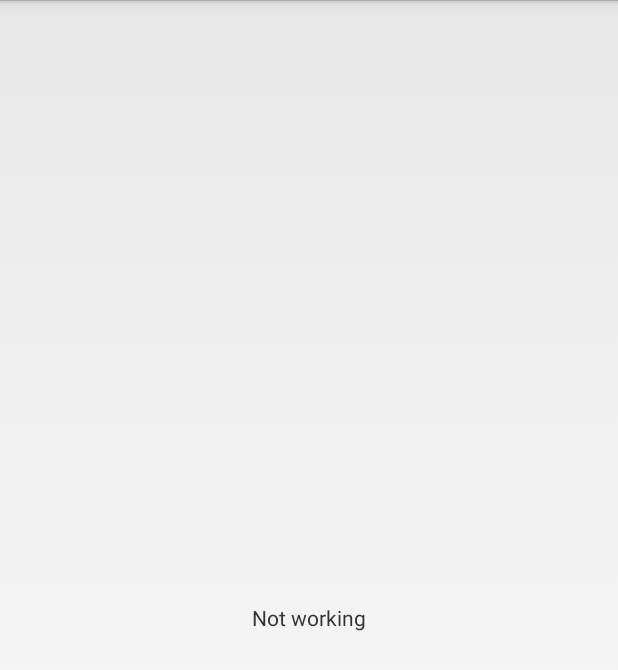
After one commit to tttro/projektityokurssi, an Android app: the DetailsActivity screen opened directly, with no data from a screen before it, on a phone screen of 412 x 824 dp. The commit adds this screen. Shown: the top 670 px of the screen. Run offline under Robolectric (Android 15) with nearby library versions, the phone set to English and light mode, and no system bars.

Commit message:
Objects are transferred with detail-button click

```diff
--- /dev/null
+++ b/mobile/LBDMobileClient/app/src/main/java/fi/lbd/mobile/DetailsActivity.java
@@ -0,0 +1,50 @@
+package fi.lbd.mobile;
+
+import android.app.Activity;
+import android.content.Intent;
+import android.os.Bundle;
+import android.view.Menu;
+import android.view.MenuItem;
+import android.widget.TextView;
+
+import fi.lbd.mobile.mapobjects.MapObject;
+
+
+public class DetailsActivity extends Activity {
+
+    @Override
+    protected void onCreate(Bundle savedInstanceState) {
+        super.onCreate(savedInstanceState);
+        setContentView(R.layout.activity_details);
+        Intent i = this.getIntent();
+        MapObject o = (MapObject)i.getSerializableExtra("selectedObject");
+
+        if(o != null) {
+            TextView text = (TextView) findViewById(R.id.detailsText);
+            text.setText("This is a detail view for object    " + o.getId());
+        }
+        else {
+            TextView text = (TextView) findViewById(R.id.detailsText);
+            text.setText("Not working");
+        }
+    }
+
+    @Override
+    public boolean onCreateOptionsMenu(Menu menu) {
+        // Inflate the menu; this adds items to the action bar if it is present.
+        getMenuInflater().inflate(R.menu.details, menu);
+        return true;
+    }
+
+    @Override
+    public boolean onOptionsItemSelected(MenuItem item) {
+        // Handle action bar item clicks here. The action bar will
+        // automatically handle clicks on the Home/Up button, so long
+        // as you specify a parent activity in AndroidManifest.xml.
+        int id = item.getItemId();
+        if (id == R.id.action_settings) {
+            return true;
+        }
+        return super.onOptionsItemSelected(item);
+    }
+}
--- a/mobile/LBDMobileClient/app/src/main/java/fi/lbd/mobile/fragments/ObjectListFragment.java
+++ b/mobile/LBDMobileClient/app/src/main/java/fi/lbd/mobile/fragments/ObjectListFragment.java
@@ -90,13 +90,15 @@ public class ObjectListFragment extends ListFragment {
 	@Override
     public void onListItemClick(ListView l, View v, int position, long id) {
         //SelectionManager.get().setSelection(this.adapter.get(position));
-        notifyClickListeners(this.adapter.get(position));
+        notifyClickListeners((MapObject)this.adapter.getGroup(position));
 	}
 
     @Subscribe
     public void onEvent(ReturnNearObjectsEvent event) {
         this.adapter.clear();
-        this.adapter.addAll(event.getMapObjects());
+        if (event.getMapObjects() != null) {
+            this.adapter.addAll(event.getMapObjects());
+        }
         this.getListView().requestLayout();
     }
 
--- /dev/null
+++ b/mobile/LBDMobileClient/app/src/main/res/layout/activity_details.xml
@@ -0,0 +1,20 @@
+<RelativeLayout xmlns:android="http://schemas.android.com/apk/res/android"
+    xmlns:tools="http://schemas.android.com/tools"
+    android:layout_width="match_parent"
+    android:layout_height="match_parent"
+    android:paddingLeft="@dimen/activity_horizontal_margin"
+    android:paddingRight="@dimen/activity_horizontal_margin"
+    android:paddingTop="@dimen/activity_vertical_margin"
+    android:paddingBottom="@dimen/activity_vertical_margin"
+    tools:context="fi.lbd.mobile.DetailsActivity">
+
+    <TextView
+        android:id="@+id/detailsText"
+        android:text="This is a detail view"
+        android:layout_width="wrap_content"
+        android:layout_height="wrap_content"
+        android:layout_gravity="center"
+        android:layout_centerVertical="true"
+        android:layout_centerHorizontal="true" />
+
+</RelativeLayout>
--- /dev/null
+++ b/mobile/LBDMobileClient/app/src/main/res/menu/details.xml
@@ -0,0 +1,8 @@
+<menu xmlns:android="http://schemas.android.com/apk/res/android"
+    xmlns:tools="http://schemas.android.com/tools"
+    tools:context="fi.lbd.mobile.DetailsActivity" >
+    <item android:id="@+id/action_settings"
+        android:title="@string/action_settings"
+        android:orderInCategory="100"
+        android:showAsAction="never" />
+</menu>
```
Also changed, not shown: mobile/LBDMobileClient/app/src/main/java/fi/lbd/mobile/ListActivity.java (+9 -2 lines), mobile/LBDMobileClient/app/src/main/java/fi/lbd/mobile/adapters/ListExpandableAdapter.java (added, +132 -0 lines), mobile/LBDMobileClient/app/src/main/java/fi/lbd/mobile/adapters/ListMapObjectAdapter.java (added, +78 -0 lines), mobile/LBDMobileClient/app/src/main/res/layout/listview_expanded_row.xml (added, +32 -0 lines), mobile/LBDMobileClient/app/src/main/res/layout/listview_search_fragment.xml (added, +23 -0 lines).
